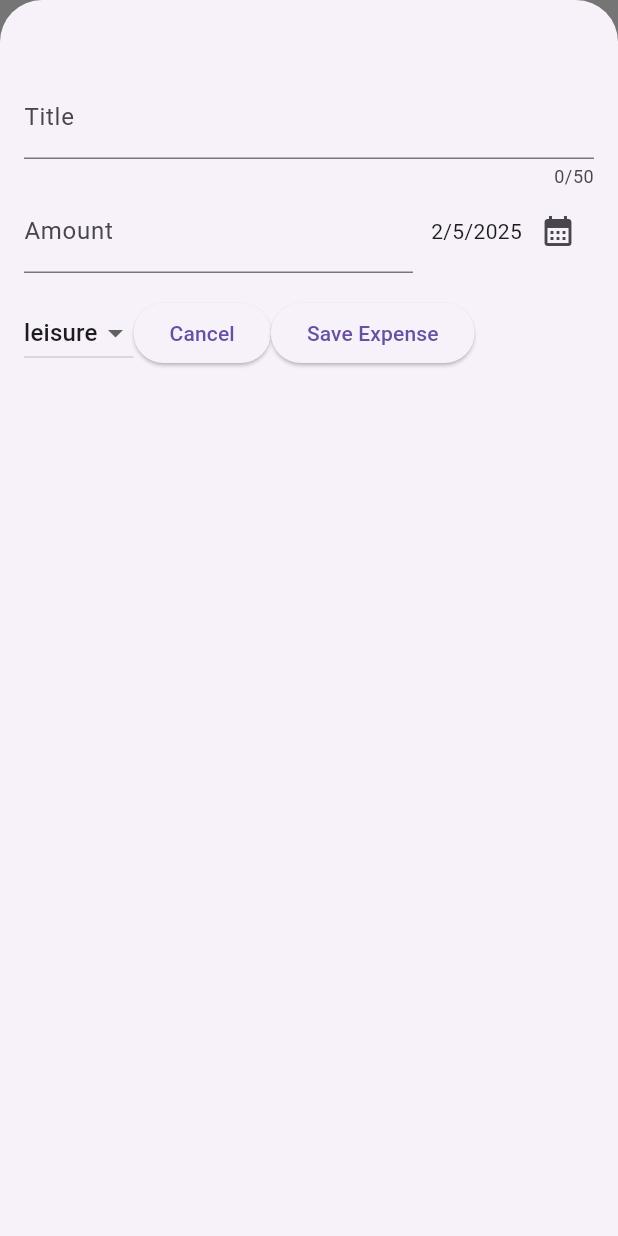
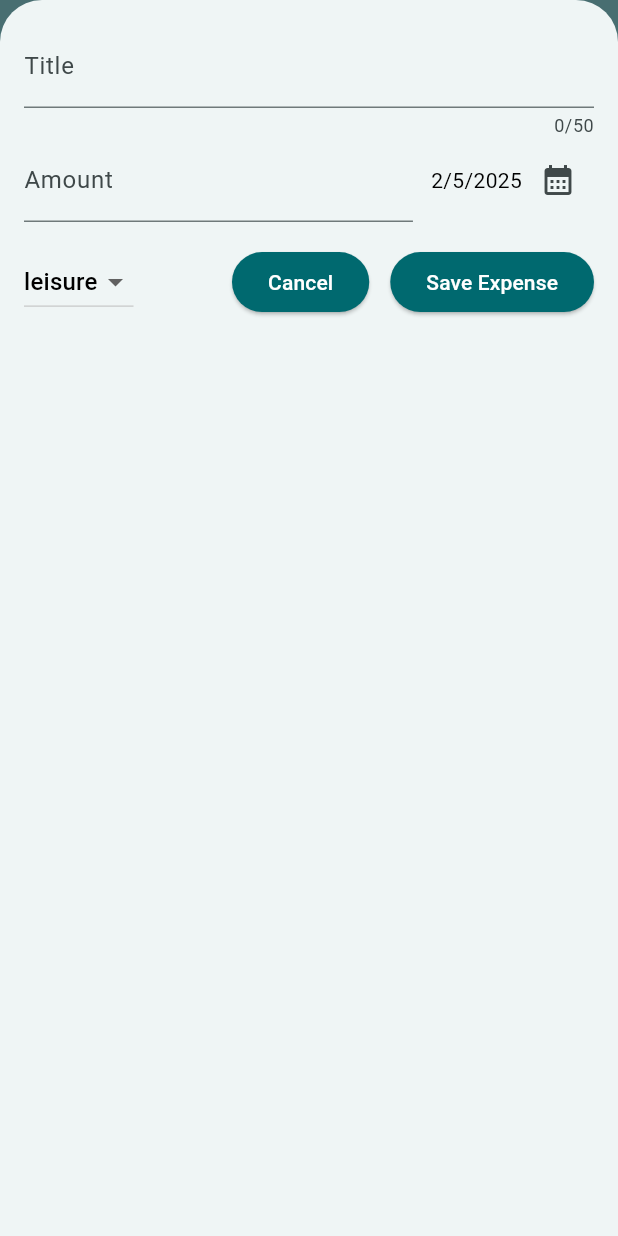
Before and after one commit to oceanSsagar/expense_tracker, a Flutter app: the screen it shows after launch, after a tap on the "add" icon, on a phone screen of 412 x 824 dp. Run offline on Flutter 3.47's test engine with Material 3 defaults, Android fonts, the phone set to English and light mode, and no system bars.

Commit message:
add all the layouts and responsive code to the project

```diff
--- a/lib/main.dart
+++ b/lib/main.dart
@@ -1,10 +1,63 @@
 import "package:flutter/material.dart";
 import "package:expense_tracker/widgets/expenses.dart";
+// import "package:flutter/services.dart";
 
+final kColorScheme = ColorScheme.fromSeed(
+    brightness: Brightness.light,
+    tertiary: Colors.black,
+    seedColor: const Color.fromARGB(255, 0, 242, 255));
+
+var kDarkColorScheme = ColorScheme.fromSeed(
+  brightness: Brightness.dark,
+  tertiary: Colors.white,
+  seedColor: const Color.fromARGB(255, 5, 99, 125),
+);
 void main() {
+  // WidgetsFlutterBinding.ensureInitialized();
+  // SystemChrome.setPreferredOrientations([DeviceOrientation.portraitUp])
+  //     .then((fn) {
   runApp(
     MaterialApp(
+      darkTheme: ThemeData.dark().copyWith(
+        colorScheme: kDarkColorScheme,
+        cardTheme: CardTheme().copyWith(
+          color: kColorScheme.secondary,
+          margin: EdgeInsets.symmetric(vertical: 8, horizontal: 5),
+        ),
+        elevatedButtonTheme: ElevatedButtonThemeData(
+          style: ElevatedButton.styleFrom(
+              backgroundColor: kDarkColorScheme.primary,
+              foregroundColor: kDarkColorScheme.onPrimary),
+        ),
+      ),
+      theme: ThemeData().copyWith(
+        colorScheme: kColorScheme,
+        appBarTheme: const AppBarTheme().copyWith(
+          backgroundColor: kColorScheme.primaryContainer,
+          foregroundColor: kColorScheme.onPrimaryContainer,
+        ),
+        cardTheme: CardTheme().copyWith(
+
+            color: kColorScheme.secondary,
+            margin: EdgeInsets.symmetric(vertical: 8, horizontal: 5)),
+        textTheme: TextTheme().copyWith(
+          bodyLarge: TextStyle(color: kColorScheme.tertiary),
+          displayLarge: TextStyle(color: kColorScheme.tertiary),
+          displayMedium: TextStyle(color: kColorScheme.tertiary),
+          labelMedium: TextStyle(color: kColorScheme.tertiary),
+          displaySmall: TextStyle(color: kColorScheme.tertiary),
+          bodyMedium: TextStyle(color: kColorScheme.tertiary),
+          titleLarge: TextStyle(color: kColorScheme.onSecondary, fontSize: 24),
+          titleMedium: TextStyle(color: kColorScheme.tertiary), // used by the dropdown
+        ),
+        elevatedButtonTheme: ElevatedButtonThemeData(
+          style: ElevatedButton.styleFrom(
+              backgroundColor: kColorScheme.primary,
+              foregroundColor: kColorScheme.onPrimary),
+        ),
+      ),
       home: Expenses(),
     ),
   );
+  // });
 }
--- a/lib/models/expense.dart
+++ b/lib/models/expense.dart
@@ -5,7 +5,7 @@ import "package:intl/intl.dart";
 final formatter = DateFormat.yMd();
 const uuid = Uuid();
 
-enum Category {food, work, leisure, travel}
+enum Category { food, work, leisure, travel }
 
 final categoryIcons = {
   Category.food: Icons.fastfood_outlined,
@@ -15,7 +15,11 @@ final categoryIcons = {
 };
 
 class Expense {
-  Expense({required this.title, required this.amount, required this.date,required this.category})
+  Expense(
+      {required this.title,
+      required this.amount,
+      required this.date,
+      required this.category})
       : id = uuid.v4();
 
   final String id;
@@ -28,3 +32,23 @@ class Expense {
     return formatter.format(date);
   }
 }
+
+class ExpenseBucket {
+  ExpenseBucket({required this.category, required this.expenses});
+
+  ExpenseBucket.forCategory(List<Expense> allExpenses, this.category)
+      : expenses = allExpenses
+            .where((expense) => expense.category == category)
+            .toList();
+  final Category category;
+  final List<Expense> expenses;
+
+  double get totalExpenses {
+    double sum = 0;
+
+    for (final expense in expenses) {
+      sum += expense.amount;
+    }
+    return sum;
+  }
+}
--- /dev/null
+++ b/lib/widgets/chart/chart.dart
@@ -0,0 +1,95 @@
+import 'package:flutter/material.dart';
+
+import 'package:expense_tracker/widgets/chart/chart_bar.dart';
+import 'package:expense_tracker/models/expense.dart';
+
+class Chart extends StatelessWidget {
+  const Chart({super.key, required this.expenses});
+
+  final List<Expense> expenses;
+
+  List<ExpenseBucket> get buckets {
+    return [
+      ExpenseBucket.forCategory(expenses, Category.food),
+      ExpenseBucket.forCategory(expenses, Category.leisure),
+      ExpenseBucket.forCategory(expenses, Category.travel),
+      ExpenseBucket.forCategory(expenses, Category.work),
+    ];
+  }
+
+  double get maxTotalExpense {
+    double maxTotalExpense = 0;
+
+    for (final bucket in buckets) {
+      if (bucket.totalExpenses > maxTotalExpense) {
+        maxTotalExpense = bucket.totalExpenses;
+      }
+    }
+
+    return maxTotalExpense;
+  }
+
+  @override
+  Widget build(BuildContext context) {
+    final isDarkMode =
+        MediaQuery.of(context).platformBrightness == Brightness.dark;
+    return Container(
+      margin: const EdgeInsets.all(16),
+      padding: const EdgeInsets.symmetric(
+        vertical: 16,
+        horizontal: 8,
+      ),
+      width: double.infinity,
+      height: 180,
+      decoration: BoxDecoration(
+        borderRadius: BorderRadius.circular(8),
+        gradient: LinearGradient(
+          colors: [
+            Theme.of(context).colorScheme.primary.withOpacity(0.3),
+            Theme.of(context).colorScheme.primary.withOpacity(0.0)
+          ],
+          begin: Alignment.bottomCenter,
+          end: Alignment.topCenter,
+        ),
+      ),
+      child: Column(
+        children: [
+          Expanded(
+            child: Row(
+              crossAxisAlignment: CrossAxisAlignment.end,
+              children: [
+                for (final bucket in buckets) // alternative to map()
+                  ChartBar(
+                    fill: bucket.totalExpenses == 0
+                        ? 0
+                        : bucket.totalExpenses / maxTotalExpense,
+                  )
+              ],
+            ),
+          ),
+          const SizedBox(height: 12),
+          Row(
+            children: buckets
+                .map(
+                  (bucket) => Expanded(
+                    child: Padding(
+                      padding: const EdgeInsets.symmetric(horizontal: 4),
+                      child: Icon(
+                        categoryIcons[bucket.category],
+                        color: isDarkMode
+                            ? Theme.of(context).colorScheme.secondary
+                            : Theme.of(context)
+                                .colorScheme
+                                .primary
+                                .withOpacity(0.7),
+                      ),
+                    ),
+                  ),
+                )
+                .toList(),
+          )
+        ],
+      ),
+    );
+  }
+}
--- /dev/null
+++ b/lib/widgets/chart/chart_bar.dart
@@ -0,0 +1,34 @@
+import 'package:flutter/material.dart';
+
+class ChartBar extends StatelessWidget {
+  const ChartBar({
+    super.key,
+    required this.fill,
+  });
+
+  final double fill;
+
+  @override
+  Widget build(BuildContext context) {
+    final isDarkMode =
+        MediaQuery.of(context).platformBrightness == Brightness.dark;
+    return Expanded(
+      child: Padding(
+        padding: const EdgeInsets.symmetric(horizontal: 4),
+        child: FractionallySizedBox(
+          heightFactor: fill,
+          child: DecoratedBox(
+            decoration: BoxDecoration(
+              shape: BoxShape.rectangle,
+              borderRadius:
+                  const BorderRadius.vertical(top: Radius.circular(8)),
+              color: isDarkMode
+                  ? Theme.of(context).colorScheme.secondary
+                  : Theme.of(context).colorScheme.primary.withOpacity(0.65),
+            ),
+          ),
+        ),
+      ),
+    );
+  }
+}
--- a/lib/widgets/expense_list/expense_card.dart
+++ b/lib/widgets/expense_list/expense_card.dart
@@ -11,11 +11,11 @@ class ExpenseCard extends StatelessWidget {
     return Card(
 
         child: Padding(
-
-          padding: const EdgeInsets.fromLTRB(10,20,10,20),
-          child: Column(
-                children: [
-          Text(expense.title),
+      padding: const EdgeInsets.fromLTRB(10, 20, 10, 20),
+      child: Column(
+        crossAxisAlignment: CrossAxisAlignment.start,
+        children: [
+          Text(expense.title , style: Theme.of(context).textTheme.titleLarge,),
           Row(
             children: [
               Text("\$${expense.amount.toStringAsFixed(2)}"),
@@ -28,8 +28,8 @@ class ExpenseCard extends StatelessWidget {
               )
             ],
           )
-                ],
-              ),
-        ));
+        ],
+      ),
+    ));
   }
 }
--- a/lib/widgets/expense_list/expenses_list.dart
+++ b/lib/widgets/expense_list/expenses_list.dart
@@ -3,19 +3,26 @@ import "package:expense_tracker/models/expense.dart";
 import "package:expense_tracker/widgets/expense_list/expense_card.dart";
 
 class ExpensesList extends StatelessWidget {
-  const ExpensesList({super.key, required this.expenseList, required this.onRemoveExpense});
+  const ExpensesList(
+      {super.key, required this.expenseList, required this.onRemoveExpense});
 
   final List<Expense> expenseList;
 
-final void Function(Expense expens) onRemoveExpense;
+  final void Function(Expense expens) onRemoveExpense;
 
   @override
   Widget build(context) {
     return ListView.builder(
       itemCount: expenseList.length,
       itemBuilder: (context, index) => Dismissible(
+          background: Container(
+            color: Theme.of(context).colorScheme.error,
+            margin: const EdgeInsets.symmetric(vertical: 5, horizontal: 5),
+          ),
           key: ValueKey(expenseList[index]),
-          onDismissed: (direction){onRemoveExpense(expenseList[index]);},
+          onDismissed: (direction) {
+            onRemoveExpense(expenseList[index]);
+          },
           child: ExpenseCard(expense: expenseList[index])),
     );
   }
--- a/lib/widgets/expenses.dart
+++ b/lib/widgets/expenses.dart
@@ -2,6 +2,7 @@ import "package:flutter/material.dart";
 import "package:expense_tracker/models/expense.dart";
 import "package:expense_tracker/widgets/expense_list/expenses_list.dart";
 import "package:expense_tracker/widgets/new_expense.dart";
+import "package:expense_tracker/widgets/chart/chart.dart";
 
 class Expenses extends StatefulWidget {
   const Expenses({super.key});
@@ -13,10 +14,22 @@ class Expenses extends StatefulWidget {
 }
 
 class _ExpensesState extends State<Expenses> {
-  final List<Expense> _registeredExpense = [];
+  final List<Expense> _registeredExpense = [
+    Expense(
+        title: "party",
+        amount: 234,
+        date: DateTime.now(),
+        category: Category.leisure),
+    Expense(
+        title: "Dinner at La Pizza",
+        amount: 30,
+        date: DateTime.now(),
+        category: Category.food)
+  ];
 
   void _openAddExpenseOverlay() {
     showModalBottomSheet(
+        useSafeArea: true,
         isScrollControlled: true,
         context: context,
         builder: (ctx) {
@@ -35,7 +48,9 @@ class _ExpensesState extends State<Expenses> {
       SnackBar(
         content: const Text("Expense Deleted"),
         duration: Duration(seconds: 3),
-        action: SnackBarAction(label: "undo", onPressed: (){
+        action: SnackBarAction(
+            label: "undo",
+            onPressed: () {
               setState(() {
                 _registeredExpense.insert(expenseIndex, expense);
               });
@@ -62,7 +77,7 @@ class _ExpensesState extends State<Expenses> {
         onRemoveExpense: _removeExpense,
       );
     }
-
+    final width = MediaQuery.of(context).size.width;
     return Scaffold(
       appBar: AppBar(
         actions: [
@@ -72,12 +87,26 @@ class _ExpensesState extends State<Expenses> {
           ),
         ],
         title: Text("Expense Tracker"),
-          backgroundColor: Colors.white,
       ),
-        body: Column(
+      body: width < 600
+          ? Column(
               children: [
+                Chart(
+                  expenses: _registeredExpense,
+                ),
                 Expanded(child: mainContent),
               ],
-        ));
+            )
+          : Row(
+              children: [
+                Expanded(
+                  child: Chart(
+                    expenses: _registeredExpense,
+                  ),
+                ),
+                Expanded(child: mainContent),
+              ],
+            ),
+    );
   }
 }
--- a/lib/widgets/new_expense.dart
+++ b/lib/widgets/new_expense.dart
@@ -24,8 +24,7 @@ class _NewExpense extends State<NewExpense> {
   void _submitExpenseData() {
     final enteredAmount = double.tryParse(_amountController.text);
     final amountIsInvalid = enteredAmount == null || enteredAmount <= 0;
-    if (_titleController.text.trim().isEmpty ||
-        amountIsInvalid ) {
+    if (_titleController.text.trim().isEmpty || amountIsInvalid) {
       showDialog(
         context: context,
         builder: (ctx) => AlertDialog(
@@ -74,8 +73,14 @@ class _NewExpense extends State<NewExpense> {
 
   @override
   Widget build(context) {
-    return Padding(
-      padding: EdgeInsets.fromLTRB(16,50,16,16),
+    final keyboardSize = MediaQuery.of(context).viewInsets.bottom;
+
+    return SizedBox(
+      height: double.infinity,
+      width: double.infinity,
+      child: SingleChildScrollView(
+        child: Padding(
+          padding: EdgeInsets.fromLTRB(16, 16, 16, keyboardSize + 16),
           child: Column(
             children: [
               TextField(
@@ -113,6 +118,7 @@ class _NewExpense extends State<NewExpense> {
                 height: 16,
               ),
               Row(
+                mainAxisAlignment: MainAxisAlignment.spaceBetween,
                 children: [
                   DropdownButton(
                     value: _selectedCategory,
@@ -133,19 +139,27 @@ class _NewExpense extends State<NewExpense> {
                       });
                     },
                   ),
+                  Row(
+                    children: [
                       ElevatedButton(
                         onPressed: () {
                           Navigator.pop(context);
                         },
-                  child: Text("Cancel")),
+                        child: Text("Cancel"),
+                      ),
+                      const SizedBox(width:14),
                       ElevatedButton(
                           onPressed: () {
                             _submitExpenseData();
                           },
                           child: Text("Save Expense")),
                     ],
+                  ),
+                ],
               )
             ],
+          ),
+        ),
       ),
     );
   }
```
Lines whose indentation alone changed are shown as unchanged.
